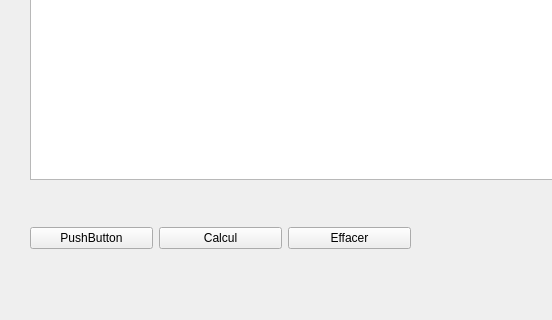
Qt form qtSqlTry.ui (heliomaster/qtSqlTry) before a commit; both pictures show x 0 to 552 and y 142 to 462 of the 830 by 462 pixel window.
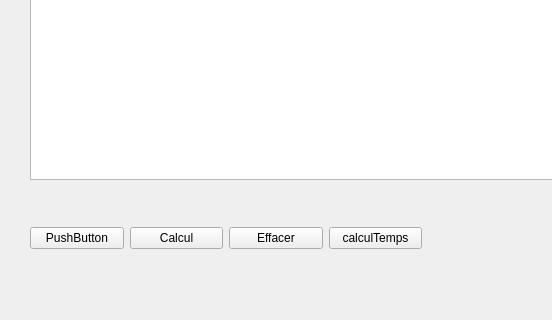
The same form after that commit.

Commit message: Cleanup + ajout btn calcule temps

```diff
--- a/qtSqlTry.ui
+++ b/qtSqlTry.ui
@@ -64,7 +64,7 @@
     <rect>
      <x>30</x>
      <y>340</y>
-     <width>381</width>
+     <width>392</width>
      <height>80</height>
     </rect>
    </property>
@@ -96,6 +96,16 @@
       </property>
      </widget>
     </item>
+    <item>
+     <widget class="QPushButton" name="calule_temps">
+      <property name="toolTip">
+       <string extracomment="calcule le temps total"/>
+      </property>
+      <property name="text">
+       <string>calculTemps</string>
+      </property>
+     </widget>
+    </item>
    </layout>
   </widget>
  </widget>
```
The commit also changes 2 other files.
